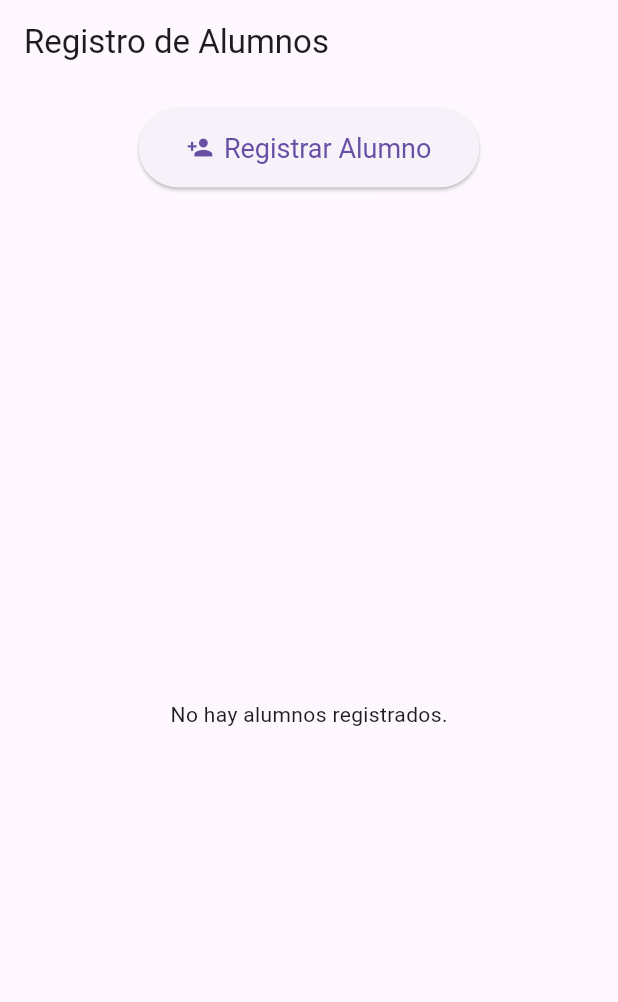
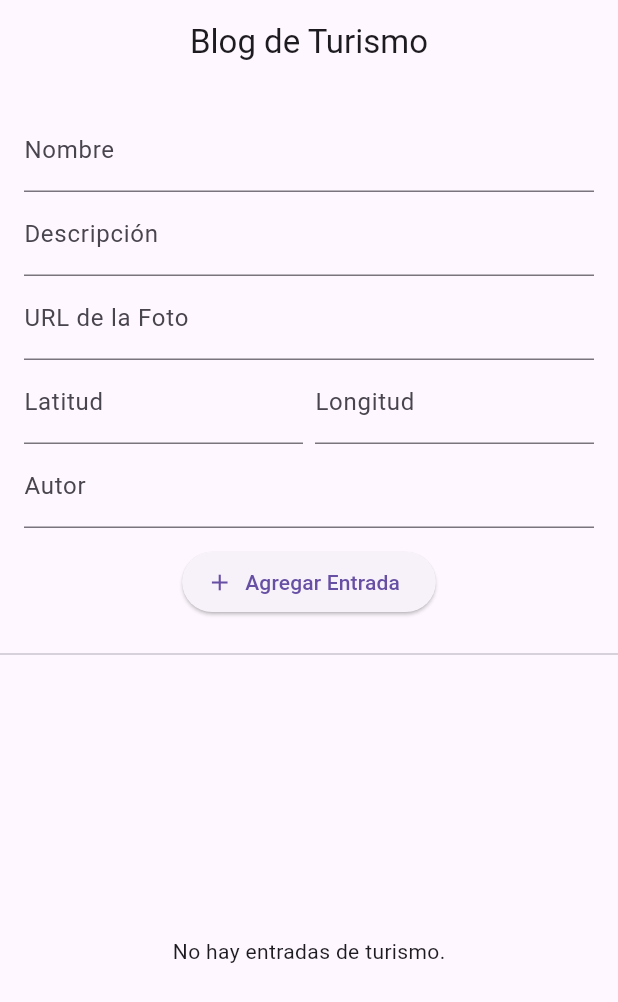
Before and after one commit to CarlosPerez19/flutter_application_4, a Flutter app: the screen it shows after launch, on a phone screen of 412 x 824 dp. Shown: the top 1002 px of the screen. Run offline on Flutter 3.47's test engine with Material 3 defaults, Android fonts, the phone set to English and light mode, and no system bars; our stand-ins replace cloud_firestore, firebase_core; accounts and stored records are empty.

Commit message:
Fin clase

```diff
--- a/lib/main.dart
+++ b/lib/main.dart
@@ -1,6 +1,7 @@
 import 'package:flutter/material.dart';
 import 'package:firebase_core/firebase_core.dart';
 import 'package:flutter_application_4/alumnos_page.dart';
+import 'package:flutter_application_4/sitios_turisticos.dart';
 import 'productos_page.dart';
 import 'alumnos_page.dart';
 import 'chat.dart';
@@ -30,7 +31,7 @@ class MyApp extends StatelessWidget {
     return MaterialApp(
       title: "Productos de la tienda",
       theme: ThemeData(primarySwatch: Colors.blue),
-      home: AlumnosPage(),
+      home: TurismoPage(),
     );
   }
 }
--- /dev/null
+++ b/lib/sitios_turisticos.dart
@@ -0,0 +1,173 @@
+import 'package:cloud_firestore/cloud_firestore.dart';
+import 'package:flutter/material.dart';
+
+class TurismoPage extends StatefulWidget {
+  const TurismoPage({super.key});
+
+  @override
+  State<TurismoPage> createState() => _TurismoPageState();
+}
+
+class _TurismoPageState extends State<TurismoPage> {
+  final CollectionReference turismoRef =
+      FirebaseFirestore.instance.collection('turismo');
+
+  final _formKey = GlobalKey<FormState>();
+  final TextEditingController _nombreController = TextEditingController();
+  final TextEditingController _descripcionController = TextEditingController();
+  final TextEditingController _fotoController = TextEditingController();
+  final TextEditingController _latitudController = TextEditingController();
+  final TextEditingController _longitudController = TextEditingController();
+  final TextEditingController _autorController = TextEditingController();
+
+  void _agregarEntrada() async {
+    if (_formKey.currentState!.validate()) {
+      await turismoRef.add({
+        'nombre': _nombreController.text.trim(),
+        'descripcion': _descripcionController.text.trim(),
+        'foto': _fotoController.text.trim(),
+        'ubicacion': GeoPoint(
+          double.parse(_latitudController.text),
+          double.parse(_longitudController.text),
+        ),
+        'fecha': FieldValue.serverTimestamp(),
+        'autor': _autorController.text.trim(),
+      });
+
+      _nombreController.clear();
+      _descripcionController.clear();
+      _fotoController.clear();
+      _latitudController.clear();
+      _longitudController.clear();
+      _autorController.clear();
+      FocusScope.of(context).unfocus();
+
+      ScaffoldMessenger.of(context).showSnackBar(
+        const SnackBar(content: Text('Entrada de turismo agregada')),
+      );
+    }
+  }
+
+  String _horaMinutos(Timestamp? timestamp) {
+    if (timestamp == null) return 'Sin hora';
+    final hora = timestamp.toDate().toLocal();
+    return '${hora.hour.toString().padLeft(2, '0')}:${hora.minute.toString().padLeft(2, '0')}';
+  }
+
+  @override
+  Widget build(BuildContext context) {
+    return Scaffold(
+      appBar: AppBar(
+        title: const Text('Blog de Turismo'),
+        centerTitle: true,
+      ),
+      body: Column(
+        children: [
+          Padding(
+            padding: const EdgeInsets.all(16),
+            child: Form(
+              key: _formKey,
+              child: Column(
+                children: [
+                  TextFormField(
+                    controller: _nombreController,
+                    decoration: const InputDecoration(labelText: 'Nombre'),
+                    validator: (value) =>
+                        value == null || value.isEmpty ? 'Ingrese el nombre' : null,
+                  ),
+                  TextFormField(
+                    controller: _descripcionController,
+                    decoration: const InputDecoration(labelText: 'Descripción'),
+                    validator: (value) =>
+                        value == null || value.isEmpty ? 'Ingrese la descripción' : null,
+                  ),
+                  TextFormField(
+                    controller: _fotoController,
+                    decoration: const InputDecoration(labelText: 'URL de la Foto'),
+                    validator: (value) =>
+                        value == null || value.isEmpty ? 'Ingrese la URL de la foto' : null,
+                  ),
+                  Row(
+                    children: [
+                      Expanded(
+                        child: TextFormField(
+                          controller: _latitudController,
+                          decoration: const InputDecoration(labelText: 'Latitud'),
+                          keyboardType: TextInputType.number,
+                          validator: (value) =>
+                              value == null || double.tryParse(value) == null
+                                  ? 'Latitud inválida'
+                                  : null,
+                        ),
+                      ),
+                      const SizedBox(width: 8),
+                      Expanded(
+                        child: TextFormField(
+                          controller: _longitudController,
+                          decoration: const InputDecoration(labelText: 'Longitud'),
+                          keyboardType: TextInputType.number,
+                          validator: (value) =>
+                              value == null || double.tryParse(value) == null
+                                  ? 'Longitud inválida'
+                                  : null,
+                        ),
+                      ),
+                    ],
+                  ),
+                  TextFormField(
+                    controller: _autorController,
+                    decoration: const InputDecoration(labelText: 'Autor'),
+                    validator: (value) =>
+                        value == null || value.isEmpty ? 'Ingrese el autor' : null,
+                  ),
+                  const SizedBox(height: 12),
+                  ElevatedButton.icon(
+                    onPressed: _agregarEntrada,
+                    icon: const Icon(Icons.add),
+                    label: const Text('Agregar Entrada'),
+                  ),
+                ],
+              ),
+            ),
+          ),
+          const Divider(),
+          Expanded(
+            child: StreamBuilder<QuerySnapshot>(
+              stream: turismoRef.orderBy('fecha', descending: true).snapshots(),
+              builder: (context, snapshot) {
+                if (!snapshot.hasData) return const CircularProgressIndicator();
+                final docs = snapshot.data!.docs;
+
+                if (docs.isEmpty) {
+                  return const Center(child: Text('No hay entradas de turismo.'));
+                }
+
+                return ListView.builder(
+                  itemCount: docs.length,
+                  itemBuilder: (context, index) {
+                    final data = docs[index].data() as Map<String, dynamic>;
+                    final hora = _horaMinutos(data['fecha']);
+
+                    return Card(
+                      margin: const EdgeInsets.all(8),
+                      child: ListTile(
+                        leading: data['foto'] != null && data['foto'].toString().isNotEmpty
+                            ? Image.network(data['foto'], width: 60, height: 60, fit: BoxFit.cover)
+                            : const Icon(Icons.image_not_supported),
+                        title: Text(data['nombre']),
+                        subtitle: Text(
+                          '${data['descripcion']}\nAutor: ${data['autor']}\nHora: $hora\nLat: ${data['ubicacion']?.latitude}, Lng: ${data['ubicacion']?.longitude}',
+                        ),
+                        isThreeLine: true,
+                      ),
+                    );
+                  },
+                );
+              },
+            ),
+          ),
+        ],
+      ),
+    );
+  }
+}
--- a/pubspec.yaml
+++ b/pubspec.yaml
@@ -34,6 +34,7 @@ dependencies:
   firebase_core: ^2.31.0
   cloud_firestore: ^4.17.0
   intl: ^0.18.0
+  google_maps_flutter: ^2.6.0
 
   # The following adds the Cupertino Icons font to your application.
   # Use with the CupertinoIcons class for iOS style icons.
```
Also changed, not shown: pubspec.lock.
